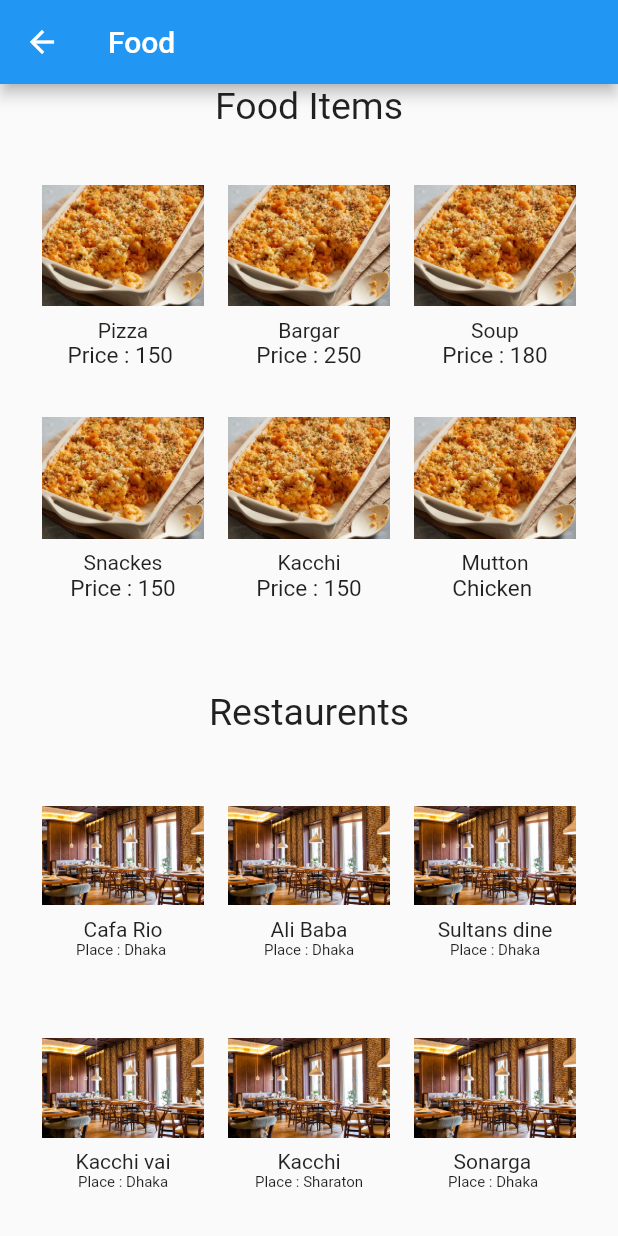
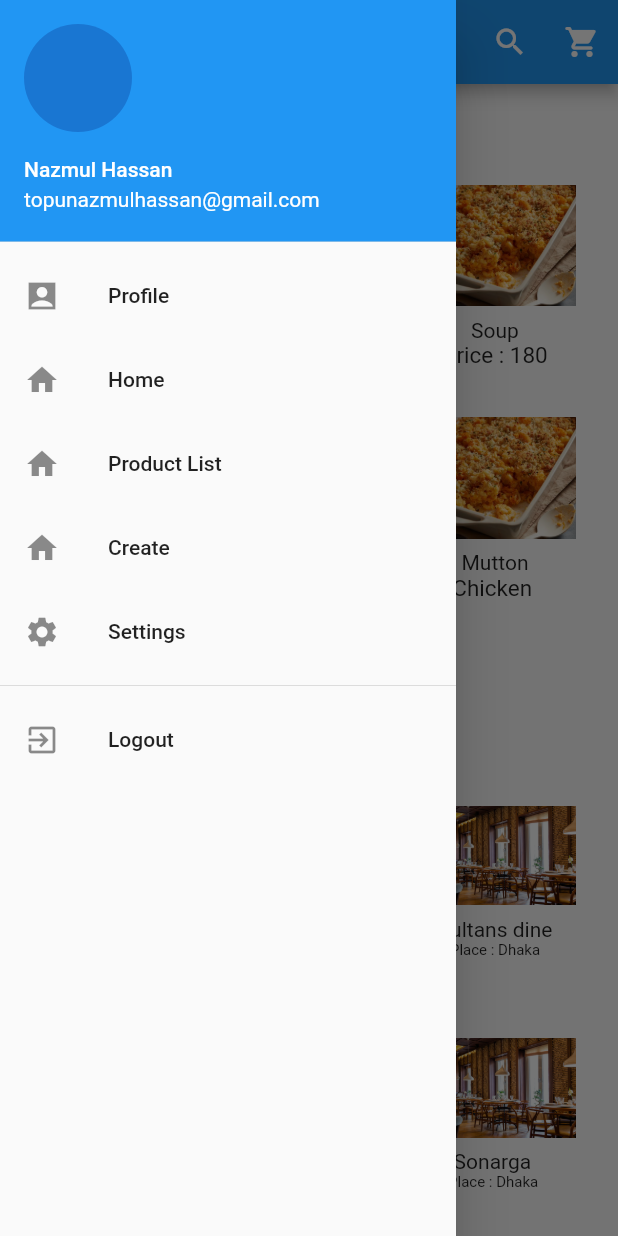
Before and after one commit to zibonislam/foodheaven, a Flutter app: the screen it shows after launch, with the side drawer open (before the commit the screen has no drawer), on a phone screen of 412 x 824 dp. Run offline on Flutter 3.47's test engine with Material 2 defaults, Android fonts, the phone set to English and light mode, and no system bars; our stand-ins replace fluttertoast.

Commit message:
home page and routing

```diff
--- a/lib/AllScreen/LoginScreen.dart
+++ b/lib/AllScreen/LoginScreen.dart
@@ -1,5 +1,7 @@
 import 'package:flutter/material.dart';
 import 'package:foodheaven/AllScreen/RegistrationScreen.dart';
+
+import 'homeScreen.dart';
 
 class LoginScreen extends StatelessWidget {
   // const LoginScreen({Key? key}) : super(key: key);
@@ -92,6 +94,7 @@ class LoginScreen extends StatelessWidget {
                           ),
                         ),
                         onPressed: () {
+                           Navigator.pushNamedAndRemoveUntil(context,HomeScreen.idScreen, (route) =>  false);
                           print("User Email : " +
                               emailController.text +
                               " User Password : " +
--- a/lib/AllScreen/ProfileScreen.dart
+++ b/lib/AllScreen/ProfileScreen.dart
@@ -1,15 +1,18 @@
 import 'package:flutter/material.dart';
+import 'package:foodheaven/AllScreen/homeScreen.dart';
 
 import 'LoginScreen.dart';
 
 class ProfileScreen extends StatelessWidget {
+
   static String idScreen = "profile";
 
   @override
   Widget build(BuildContext context) {
     return MaterialApp(
         debugShowCheckedModeBanner: false,
-        home: Scaffold(
+        home: SafeArea(
+          child: Scaffold(
             body: Container(
               color: Colors.white54,
               child: Column(
@@ -21,7 +24,7 @@ class ProfileScreen extends StatelessWidget {
                     leading: IconButton(
                         onPressed: () {
                           Navigator.restorablePushNamedAndRemoveUntil(
-                            context, LoginScreen.idScreen, (route) => false);
+                              context, HomeScreen.idScreen, (route) => false);
                         },
                         icon: Icon(Icons.arrow_back_sharp)),
                     trailing:
@@ -240,6 +243,7 @@ class ProfileScreen extends StatelessWidget {
                 ],
               ),
             ),
+          ),
         ));
   }
 }
--- /dev/null
+++ b/lib/AllScreen/homeScreen.dart
@@ -0,0 +1,56 @@
+
+
+import 'package:flutter/cupertino.dart';
+import 'package:flutter/material.dart';
+import 'package:flutter/src/foundation/key.dart';
+import 'package:flutter/src/widgets/framework.dart';
+import 'package:foodheaven/AllScreen/mainDrawer.dart';
+import 'package:foodheaven/AllScreen/searching.dart';
+
+import '../FoodRelated/FoodScreen.dart';
+
+
+
+
+
+
+class HomeScreen extends StatelessWidget {
+  const HomeScreen({Key? key}) : super(key: key);
+
+  static String idScreen = "home";
+
+
+
+  @override
+  Widget build(BuildContext context) {
+    return SafeArea(
+        child: Scaffold(
+      appBar: AppBar(
+        title: Text(' Home Page'),
+        centerTitle: true,
+          actions: [
+    IconButton(
+      icon: Icon(Icons.search),
+      onPressed: () {
+       Navigator.pushNamedAndRemoveUntil(context,Searching.idScreen, (route) =>  false);
+      },
+    ),
+    IconButton(
+      icon: Icon(Icons.shopping_cart_rounded),
+      onPressed: () {
+        // do something
+      },
+    ),
+
+  ],
+      ),
+      drawer:MainDrawer() ,
+
+      body: SafeArea(
+        child: FoodScreen()
+           ),
+      ),
+    );
+
+  }
+}
--- /dev/null
+++ b/lib/AllScreen/mainDrawer.dart
@@ -0,0 +1,85 @@
+
+
+
+
+
+
+
+import 'package:flutter/cupertino.dart';
+import 'package:flutter/material.dart';
+import 'package:flutter/src/foundation/key.dart';
+import 'package:flutter/src/widgets/framework.dart';
+
+import 'LoginScreen.dart';
+import 'ProfileScreen.dart';
+
+import 'homeScreen.dart';
+
+
+
+class MainDrawer extends StatelessWidget {
+  const MainDrawer({Key? key}) : super(key: key);
+
+  @override
+  Widget build(BuildContext context) {
+
+    return SafeArea(
+      child: Drawer(
+
+         child: Column(
+          children: <Widget>[
+            UserAccountsDrawerHeader(
+              accountName: Text('Nazmul Hassan'),
+              accountEmail: Text('topunazmulhassan@gmail.com'),
+              currentAccountPicture: CircleAvatar(
+             //   backgroundImage: AssetImage('assets/images/profile_picture.jpg'),
+              ),
+            ),
+            ListTile(
+              leading: Icon(Icons.account_box_sharp),
+              title: Text('Profile'),
+              onTap: () {
+               Navigator.pushNamedAndRemoveUntil(context,ProfileScreen.idScreen, (route) =>  false);
+              },
+            ),
+            ListTile(
+              leading: Icon(Icons.home),
+              title: Text('Home'),
+              onTap: () {
+               Navigator.pushNamedAndRemoveUntil(context,HomeScreen.idScreen, (route) =>  false);
+              },
+            ),
+            ListTile(
+              leading: Icon(Icons.home),
+              title: Text('Product List'),
+              onTap: () {
+             //  Navigator.pushNamedAndRemoveUntil(context,ProductView.idScreen, (route) =>  false);
+              },
+            ),
+            ListTile(
+              leading: Icon(Icons.home),
+              title: Text('Create'),
+              onTap: () {
+             //   Navigator.pushNamedAndRemoveUntil(context,HomeScreen.idScreen, (route) =>  false);
+              },
+            ),
+            ListTile(
+              leading: Icon(Icons.settings),
+              title: Text('Settings'),
+              onTap: () {
+                // Handle Settings click
+              },
+            ),
+            Divider(),
+            ListTile(
+              leading: Icon(Icons.exit_to_app),
+              title: Text('Logout'),
+              onTap: () {
+                  Navigator.pushNamedAndRemoveUntil(context,LoginScreen.idScreen, (route) =>  false);
+              },
+            ),
+          ],
+        ),
+      ),);
+  }
+}
--- a/lib/FoodRelated/FoodScreen.dart
+++ b/lib/FoodRelated/FoodScreen.dart
@@ -110,16 +110,16 @@ class FoodScreen extends StatelessWidget {
 
     return SafeArea(
       child: Scaffold(
-        appBar: AppBar(
-          title: Text('Food'),
-          leading: IconButton(
-            icon: Icon(Icons.arrow_back),
-            onPressed: () {
-              // Navigator.pushNamedAndRemoveUntil(
-              //     context, HomeScreen.idScreen, (route) => false);
-            },
-          ),
-        ),
+        // appBar: AppBar(
+        //   title: Text('Food'),
+        //   leading: IconButton(
+        //     icon: Icon(Icons.arrow_back),
+        //     onPressed: () {
+        //       // Navigator.pushNamedAndRemoveUntil(
+        //       //     context, HomeScreen.idScreen, (route) => false);
+        //     },
+        //   ),
+        // ),
         body: Column(
           children: [
             Text(
@@ -208,8 +208,7 @@ class FoodScreen extends StatelessWidget {
   }
 }
 
-class HomeScreen {
-}
+
 
 class ImageData {
   final String imagePath;
--- a/lib/main.dart
+++ b/lib/main.dart
@@ -3,6 +3,7 @@ import 'package:foodheaven/AllScreen/LoginScreen.dart';
 import 'package:foodheaven/AllScreen/ProfileScreen.dart';
 import 'package:foodheaven/AllScreen/RegistrationScreen.dart';
 
+import 'AllScreen/homeScreen.dart';
 import 'FoodRelated/FoodScreen.dart';
 
 void main() {
@@ -31,16 +32,17 @@ class Login extends StatelessWidget {
         primarySwatch: Colors.blue,
       ),
 
-      initialRoute: FoodScreen.idScreen,
+      initialRoute: HomeScreen.idScreen,
 
       routes: {
         RegistrationScreen.idScreen: (context) => RegistrationScreen(),
         LoginScreen.idScreen: (context) => LoginScreen(),
         ProfileScreen.idScreen: (context) => ProfileScreen(),
 
-          FoodScreen.idScreen: (context) => FoodScreen()
+          FoodScreen.idScreen: (context) => FoodScreen(),
+          HomeScreen.idScreen: (context) => HomeScreen(),
 
-        // MyHome.idScreen: (context) => MyHome(),
+
       },
     );
   }
```
Lines whose indentation alone changed are shown as unchanged.
